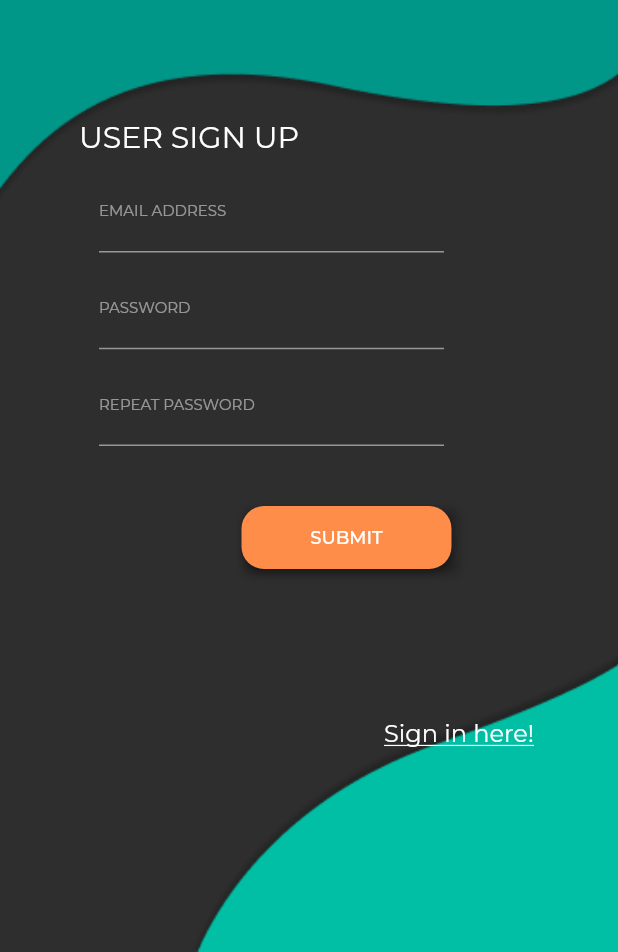
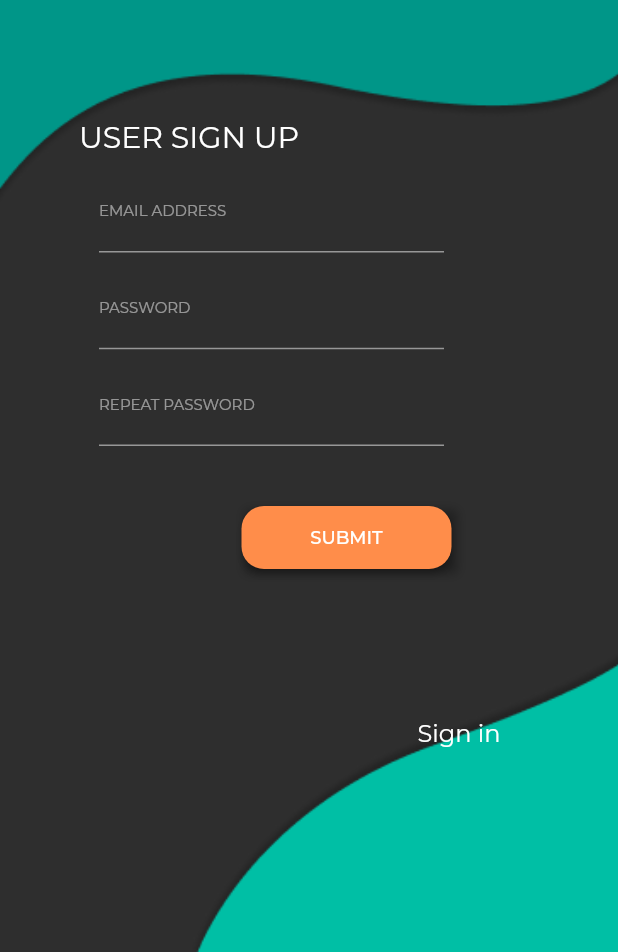
Before and after one commit to htl-anichstrasse/sokka, a Flutter app: the SignUpScreen screen opened by its route, on a phone screen of 412 x 824 dp, the part 284-1236 px from its top. Run offline on Flutter 3.47's test engine with Material 2 defaults, Android fonts, the phone set to English and light mode, and no system bars; our stand-ins replace flutter_secure_storage, google_fonts; accounts and stored records are empty; network calls fail.

Commit message:
small inkwell change

```diff
--- a/client/lib/views/SignUpScreen.dart
+++ b/client/lib/views/SignUpScreen.dart
@@ -263,10 +263,9 @@ class _SignUpScreenState extends State<SignUpScreen> {
                                             margin: new EdgeInsets.only(top: 100.0, left: 200.0),
                                             child: new InkWell(
                                                 child: new Text(
-                                                    'Sign in here!',
+                                                    'Sign in',
                                                     style: GoogleFonts.montserrat(
                                                         fontSize: 16.0,
-                                                        decoration: TextDecoration.underline,
                                                     ),
                                                 ),
                                                 onTap: () => Navigator.of(context).pushNamed('/login'),
```
